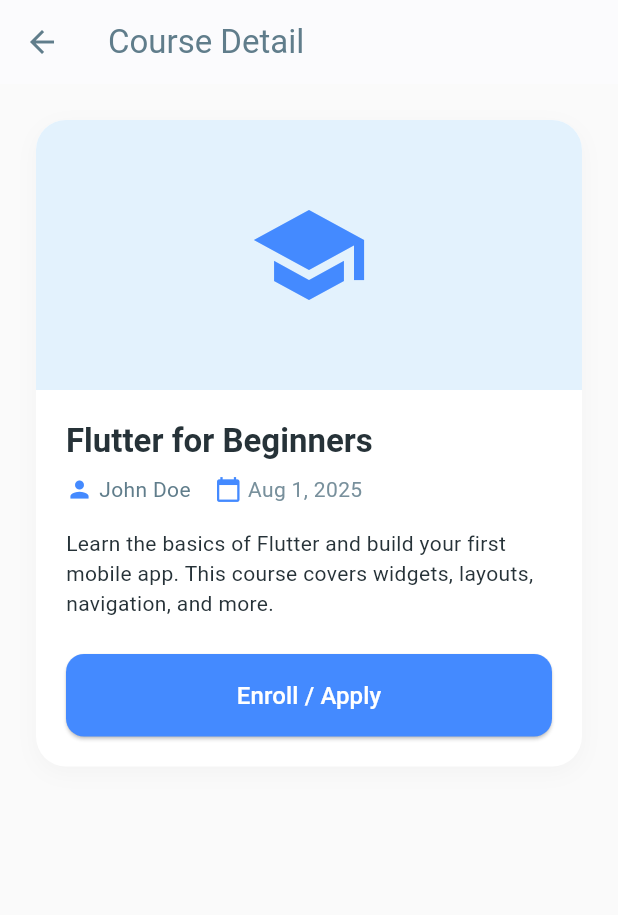
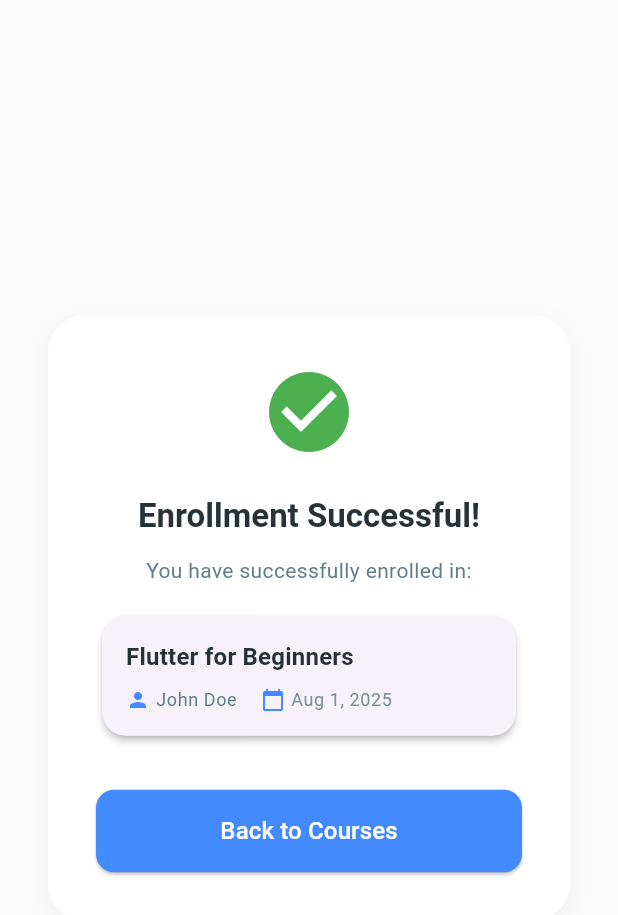
Before and after one commit to hidecard/YHA-APP, a Flutter app: the CourseDetailScreen screen opened directly, after a tap on "Enroll / Apply", on a phone screen of 412 x 824 dp. Shown: the top 915 px of the screen. Run offline on Flutter 3.47's test engine with Material 3 defaults, Android fonts, the light colour scheme and no system bars.

Commit message:
add all Ui

```diff
--- a/yha_app/lib/screens/courses/course_detail_screen.dart
+++ b/yha_app/lib/screens/courses/course_detail_screen.dart
@@ -1,4 +1,5 @@
 import 'package:flutter/material.dart';
+import 'enrollment_success_screen.dart';
 
 class CourseDetailScreen extends StatelessWidget {
   const CourseDetailScreen({super.key});
@@ -115,7 +116,15 @@ class CourseDetailScreen extends StatelessWidget {
                             ),
                             padding: const EdgeInsets.symmetric(vertical: 16),
                           ),
-                          onPressed: () {},
+                          onPressed: () {
+                            Navigator.push(
+                              context,
+                              MaterialPageRoute(
+                                builder: (context) =>
+                                    const EnrollmentSuccessScreen(),
+                              ),
+                            );
+                          },
                           child: const Text(
                             'Enroll / Apply',
                             style: TextStyle(fontSize: 16),
--- /dev/null
+++ b/yha_app/lib/screens/courses/enrollment_success_screen.dart
@@ -0,0 +1,131 @@
+import 'package:flutter/material.dart';
+
+class EnrollmentSuccessScreen extends StatelessWidget {
+  const EnrollmentSuccessScreen({super.key});
+
+  @override
+  Widget build(BuildContext context) {
+    // Dummy course data
+    final course = {
+      'title': 'Flutter for Beginners',
+      'instructor': 'John Doe',
+      'date': 'Aug 1, 2025',
+    };
+    return Scaffold(
+      backgroundColor: Colors.grey[50],
+      body: Center(
+        child: Padding(
+          padding: const EdgeInsets.all(32.0),
+          child: Container(
+            decoration: BoxDecoration(
+              color: Colors.white,
+              borderRadius: BorderRadius.circular(24),
+              boxShadow: [
+                BoxShadow(
+                  color: Colors.grey.withOpacity(0.10),
+                  blurRadius: 16,
+                  offset: const Offset(0, 6),
+                ),
+              ],
+            ),
+            padding: const EdgeInsets.all(32),
+            child: Column(
+              mainAxisSize: MainAxisSize.min,
+              children: [
+                const Icon(Icons.check_circle, color: Colors.green, size: 64),
+                const SizedBox(height: 24),
+                Text(
+                  'Enrollment Successful!',
+                  style: Theme.of(context).textTheme.titleLarge?.copyWith(
+                    fontWeight: FontWeight.bold,
+                    color: Colors.blueGrey[900],
+                  ),
+                ),
+                const SizedBox(height: 12),
+                Text(
+                  'You have successfully enrolled in:',
+                  style: Theme.of(
+                    context,
+                  ).textTheme.bodyMedium?.copyWith(color: Colors.blueGrey[500]),
+                  textAlign: TextAlign.center,
+                ),
+                const SizedBox(height: 16),
+                Card(
+                  shape: RoundedRectangleBorder(
+                    borderRadius: BorderRadius.circular(16),
+                  ),
+                  elevation: 2,
+                  child: Padding(
+                    padding: const EdgeInsets.all(16),
+                    child: Column(
+                      crossAxisAlignment: CrossAxisAlignment.start,
+                      children: [
+                        Text(
+                          course['title'] as String,
+                          style: Theme.of(context).textTheme.titleMedium
+                              ?.copyWith(
+                                fontWeight: FontWeight.bold,
+                                color: Colors.blueGrey[900],
+                              ),
+                        ),
+                        const SizedBox(height: 8),
+                        Row(
+                          children: [
+                            const Icon(
+                              Icons.person,
+                              size: 16,
+                              color: Colors.blueAccent,
+                            ),
+                            const SizedBox(width: 4),
+                            Text(
+                              course['instructor'] as String,
+                              style: Theme.of(context).textTheme.bodySmall
+                                  ?.copyWith(color: Colors.blueGrey[500]),
+                            ),
+                            const SizedBox(width: 16),
+                            const Icon(
+                              Icons.calendar_today,
+                              size: 16,
+                              color: Colors.blueAccent,
+                            ),
+                            const SizedBox(width: 4),
+                            Text(
+                              course['date'] as String,
+                              style: Theme.of(context).textTheme.bodySmall
+                                  ?.copyWith(color: Colors.blueGrey[400]),
+                            ),
+                          ],
+                        ),
+                      ],
+                    ),
+                  ),
+                ),
+                const SizedBox(height: 32),
+                SizedBox(
+                  width: double.infinity,
+                  child: ElevatedButton(
+                    style: ElevatedButton.styleFrom(
+                      backgroundColor: Colors.blueAccent,
+                      foregroundColor: Colors.white,
+                      shape: RoundedRectangleBorder(
+                        borderRadius: BorderRadius.circular(12),
+                      ),
+                      padding: const EdgeInsets.symmetric(vertical: 16),
+                    ),
+                    onPressed: () {
+                      Navigator.popUntil(context, (route) => route.isFirst);
+                    },
+                    child: const Text(
+                      'Back to Courses',
+                      style: TextStyle(fontSize: 16),
+                    ),
+                  ),
+                ),
+              ],
+            ),
+          ),
+        ),
+      ),
+    );
+  }
+}
```
Also changed, not shown: yha_app/lib/main.dart (+21 -0 lines), yha_app/lib/screens/edit_profile_screen.dart (added, +105 -0 lines), yha_app/lib/screens/enrollment_success_screen.dart (added, +131 -0 lines), yha_app/lib/screens/notification_screen.dart (added, +107 -0 lines), yha_app/lib/screens/profile_screen.dart (+9 -1 lines).
